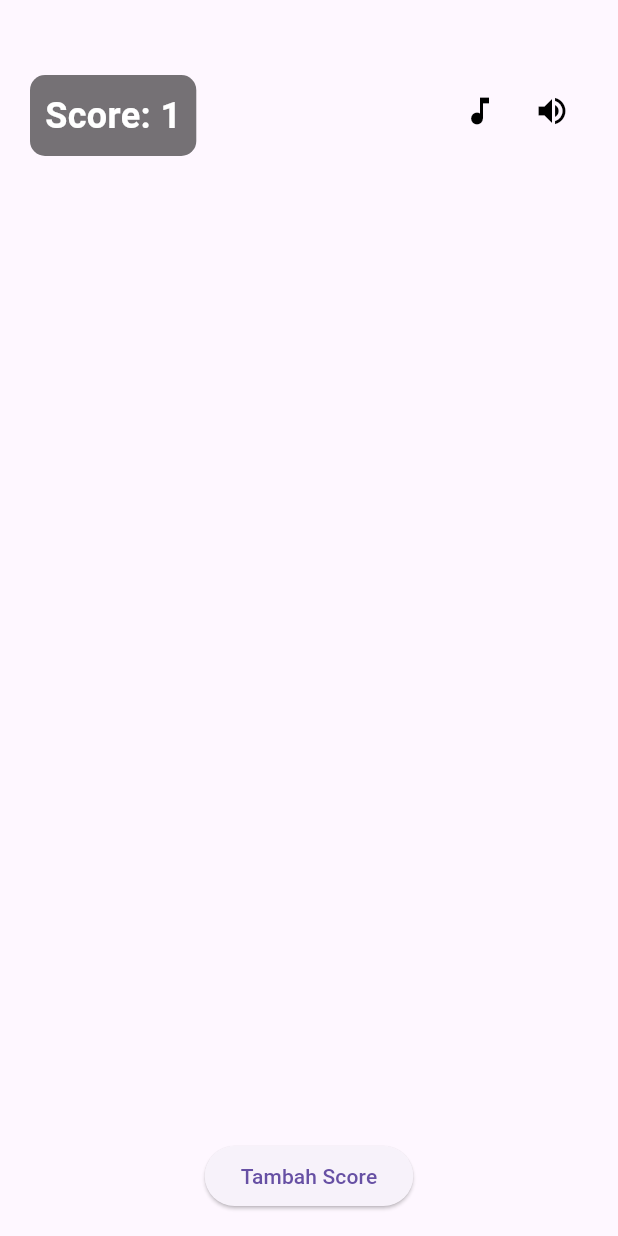
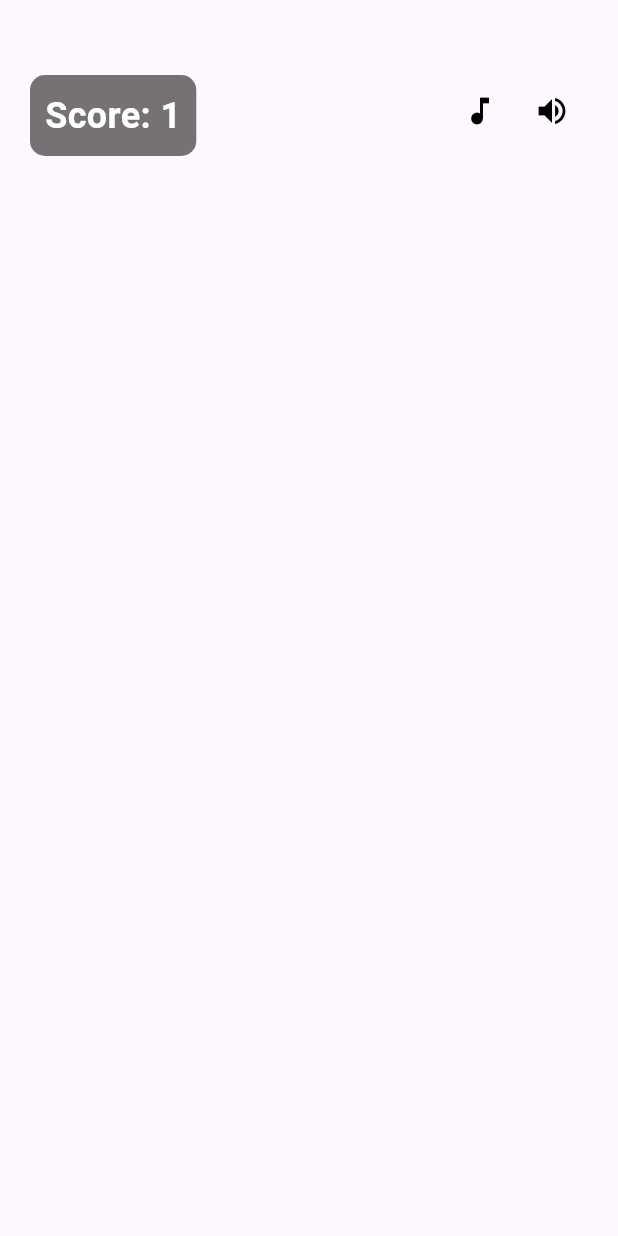
Before and after one commit to Watanabeharuto5/MiniGame_week1, a Flutter app: the screen it shows after launch, on a phone screen of 412 x 824 dp. Run offline on Flutter 3.47's test engine with Material 3 defaults, Android fonts, the light colour scheme and no system bars.

Commit message:
menghapus wrapper manual :)

```diff
--- a/lib/main.dart
+++ b/lib/main.dart
@@ -20,6 +20,7 @@ class GameScreen extends StatefulWidget {
 
 class _GameScreenState extends State<GameScreen> {
   final ValueNotifier<int> counter = ValueNotifier(1);
+
   @override
   void initState() {
     super.initState();
@@ -28,10 +29,7 @@ class _GameScreenState extends State<GameScreen> {
   @override
   Widget build(BuildContext context) {
     return Scaffold(
-      body: Column(
-        children: [
-          Expanded(
-            child: Stack(
+      body: Stack(
         children: [
           Positioned(
             top: 50,
@@ -51,14 +49,13 @@ class _GameScreenState extends State<GameScreen> {
                       color: Colors.white,
                       fontSize: 24,
                       fontWeight: FontWeight.bold,
-                    )
+                    ),
                   );
                 },
               ),
             ),
           ),
-                // penambahan code
-                //untuk gambar icon
+
           Positioned(
             top: 50,
             right: 20,
@@ -77,18 +74,6 @@ class _GameScreenState extends State<GameScreen> {
           ),
         ],
       ),
-          ),
-          Padding(
-            padding: const EdgeInsets.all(16),
-            child: ElevatedButton(
-              onPressed: () {
-                counter.value++;
-              },
-              child: const Text("Tambah Score"),
-              ),
-              ),
-        ],
-      ),
     );
   }
 }
```
Lines whose indentation alone changed are shown as unchanged.
